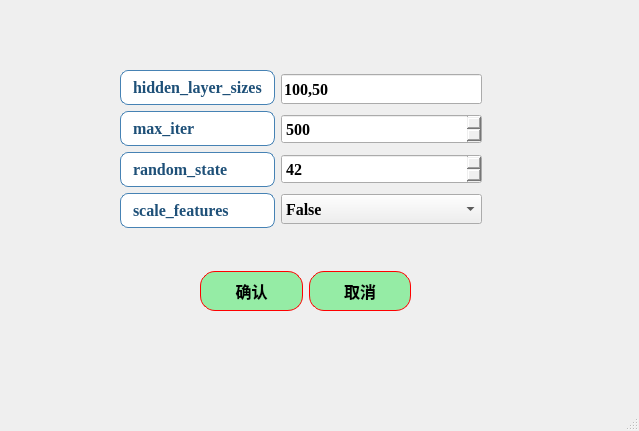
This is ui/algorithms4_MLP_para.ui in azhongege24/predict_first as Qt 5 draws it before an edit. The edited form follows.
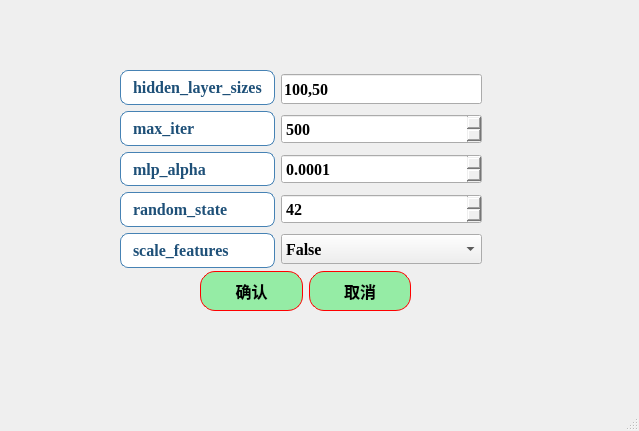
This is the edited form.

Commit message: 今天添加了MLP多了一个参数mlp_alpha

```diff
--- a/ui/algorithms4_MLP_para.ui
+++ b/ui/algorithms4_MLP_para.ui
@@ -102,7 +102,7 @@
       <x>120</x>
       <y>70</y>
       <width>362</width>
-      <height>158</height>
+      <height>198</height>
      </rect>
     </property>
     <layout class="QHBoxLayout" name="horizontalLayout">
@@ -164,6 +164,34 @@
          </property>
         </widget>
        </item>
+       <item>
+        <widget class="QLabel" name="label_2">
+         <property name="styleSheet">
+          <string notr="true">QLabel {
+    border: 1px solid rgb(70, 130, 180);   /* 增强为科研蓝边框，参考Nature期刊图表色 */
+    border-radius: 8px;
+    padding: 4px 8px;
+    background-color: rgb(255, 255, 255);  /* 纯白背景提升对比度 */
+    color: rgb(30, 80, 120);               /* 深海军蓝文字，对比度达8:1 */
+    font: bold 16pt &quot;Times New Roman&quot;;     
+    qproperty-alignment: 'AlignCenter';
+    /* 强化阴影效果 */
+}
+
+QLabel:hover {
+    border-color: rgb(0, 100, 180);        /* 悬停时使用更高饱和的科研蓝 */
+    background-color: rgb(240, 248, 255);  /* 极浅蓝悬停反馈 */
+}
+
+QLabel:pressed {
+    background-color: rgb(220, 240, 255);  /* 按压状态模拟墨水渗透效果 */
+}</string>
+         </property>
+         <property name="text">
+          <string>mlp_alpha</string>
+         </property>
+        </widget>
+       </item>
        <item>
         <widget class="QLabel" name="label_random_state">
          <property name="styleSheet">
@@ -269,6 +297,38 @@
          </property>
         </widget>
        </item>
+       <item>
+        <widget class="QDoubleSpinBox" name="doubleSpinBox_mlp_alpha">
+         <property name="minimumSize">
+          <size>
+           <width>0</width>
+           <height>30</height>
+          </size>
+         </property>
+         <property name="font">
+          <font>
+           <family>Times New Roman</family>
+           <pointsize>12</pointsize>
+           <weight>75</weight>
+           <bold>true</bold>
+          </font>
+         </property>
+         <property name="styleSheet">
+          <string notr="true">QDoubleSpinBox::up-button:pressed {
+    margin-top: 4px;  /* 模拟按压下沉 */
+}
+QDoubleSpinBox::down-button:pressed {
+    margin-top: 4px;
+}</string>
+         </property>
+         <property name="decimals">
+          <number>4</number>
+         </property>
+         <property name="value">
+          <double>0.000100000000000</double>
+         </property>
+        </widget>
+       </item>
        <item>
         <widget class="QSpinBox" name="spinBox_random_state">
          <property name="minimumSize">
```
The commit also changes 8 other files.
